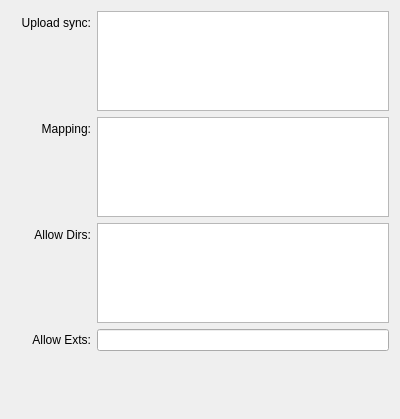
Before: the Qt Designer form addon/OSS/OSSFormDirSetting.ui in fengzhu2007/anycode, drawn with Qt 5.
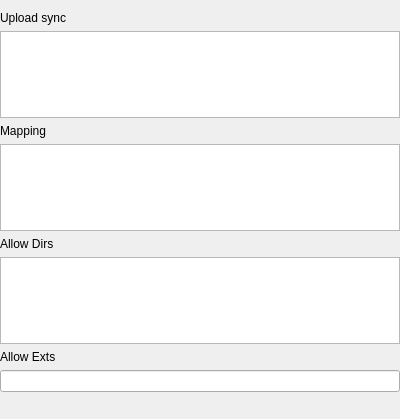
After: the same form once the commit is applied. Custom widgets are drawn as their Qt base class.

Patch:
```diff
--- a/addon/OSS/OSSFormDirSetting.ui
+++ b/addon/OSS/OSSFormDirSetting.ui
@@ -14,9 +14,16 @@
    <string>Form</string>
   </property>
   <layout class="QVBoxLayout" name="verticalLayout">
+   <property name="leftMargin">
+    <number>0</number>
+   </property>
+   <property name="rightMargin">
+    <number>0</number>
+   </property>
+   <property name="bottomMargin">
+    <number>0</number>
+   </property>
    <item>
-    <layout class="QFormLayout" name="formLayout">
-     <item row="1" column="0">
       <widget class="QLabel" name="label">
        <property name="minimumSize">
         <size>
@@ -37,42 +44,14 @@
         </size>
        </property>
        <property name="text">
-        <string>Upload sync:</string>
+      <string>Upload sync</string>
        </property>
        <property name="alignment">
-        <set>Qt::AlignRight|Qt::AlignTrailing|Qt::AlignVCenter</set>
+      <set>Qt::AlignLeading|Qt::AlignLeft|Qt::AlignVCenter</set>
        </property>
       </widget>
      </item>
-     <item row="2" column="0">
-      <widget class="QLabel" name="re">
-       <property name="minimumSize">
-        <size>
-         <width>80</width>
-         <height>0</height>
-        </size>
-       </property>
-       <property name="maximumSize">
-        <size>
-         <width>80</width>
-         <height>16777215</height>
-        </size>
-       </property>
-       <property name="baseSize">
-        <size>
-         <width>80</width>
-         <height>0</height>
-        </size>
-       </property>
-       <property name="text">
-        <string>Mapping:</string>
-       </property>
-       <property name="alignment">
-        <set>Qt::AlignRight|Qt::AlignTrailing|Qt::AlignVCenter</set>
-       </property>
-      </widget>
-     </item>
-     <item row="1" column="1">
+   <item>
       <widget class="ady::DirMappingView" name="localTreeView">
        <property name="maximumSize">
         <size>
@@ -94,7 +73,35 @@
        </property>
       </widget>
      </item>
-     <item row="2" column="1">
+   <item>
+    <widget class="QLabel" name="re">
+     <property name="minimumSize">
+      <size>
+       <width>80</width>
+       <height>0</height>
+      </size>
+     </property>
+     <property name="maximumSize">
+      <size>
+       <width>80</width>
+       <height>16777215</height>
+      </size>
+     </property>
+     <property name="baseSize">
+      <size>
+       <width>80</width>
+       <height>0</height>
+      </size>
+     </property>
+     <property name="text">
+      <string>Mapping</string>
+     </property>
+     <property name="alignment">
+      <set>Qt::AlignLeading|Qt::AlignLeft|Qt::AlignVCenter</set>
+     </property>
+    </widget>
+   </item>
+   <item>
       <widget class="ady::DirMappingView" name="remoteTreeView">
        <property name="maximumSize">
         <size>
@@ -113,38 +120,7 @@
        </property>
       </widget>
      </item>
-     <item row="4" column="0">
-      <widget class="QLabel" name="ext">
-       <property name="minimumSize">
-        <size>
-         <width>80</width>
-         <height>0</height>
-        </size>
-       </property>
-       <property name="maximumSize">
-        <size>
-         <width>80</width>
-         <height>16777215</height>
-        </size>
-       </property>
-       <property name="baseSize">
-        <size>
-         <width>80</width>
-         <height>0</height>
-        </size>
-       </property>
-       <property name="text">
-        <string>Allow Exts:</string>
-       </property>
-       <property name="alignment">
-        <set>Qt::AlignRight|Qt::AlignTrailing|Qt::AlignVCenter</set>
-       </property>
-      </widget>
-     </item>
-     <item row="4" column="1">
-      <widget class="QLineEdit" name="allowExtLineEdit"/>
-     </item>
-     <item row="3" column="0">
+   <item>
       <widget class="QLabel" name="label_2">
        <property name="minimumSize">
         <size>
@@ -153,14 +129,14 @@
         </size>
        </property>
        <property name="text">
-        <string>Allow Dirs:</string>
+      <string>Allow Dirs</string>
        </property>
        <property name="alignment">
-        <set>Qt::AlignRight|Qt::AlignTrailing|Qt::AlignVCenter</set>
+      <set>Qt::AlignLeading|Qt::AlignLeft|Qt::AlignVCenter</set>
        </property>
       </widget>
      </item>
-     <item row="3" column="1">
+   <item>
       <widget class="ady::DirMappingView" name="allowDirTreeView">
        <property name="maximumSize">
         <size>
@@ -179,7 +155,36 @@
        </property>
       </widget>
      </item>
-    </layout>
+   <item>
+    <widget class="QLabel" name="ext">
+     <property name="minimumSize">
+      <size>
+       <width>80</width>
+       <height>0</height>
+      </size>
+     </property>
+     <property name="maximumSize">
+      <size>
+       <width>80</width>
+       <height>16777215</height>
+      </size>
+     </property>
+     <property name="baseSize">
+      <size>
+       <width>80</width>
+       <height>0</height>
+      </size>
+     </property>
+     <property name="text">
+      <string>Allow Exts</string>
+     </property>
+     <property name="alignment">
+      <set>Qt::AlignLeading|Qt::AlignLeft|Qt::AlignVCenter</set>
+     </property>
+    </widget>
+   </item>
+   <item>
+    <widget class="QLineEdit" name="allowExtLineEdit"/>
    </item>
    <item>
     <spacer name="verticalSpacer">
```
Lines whose indentation alone changed are shown as unchanged.
